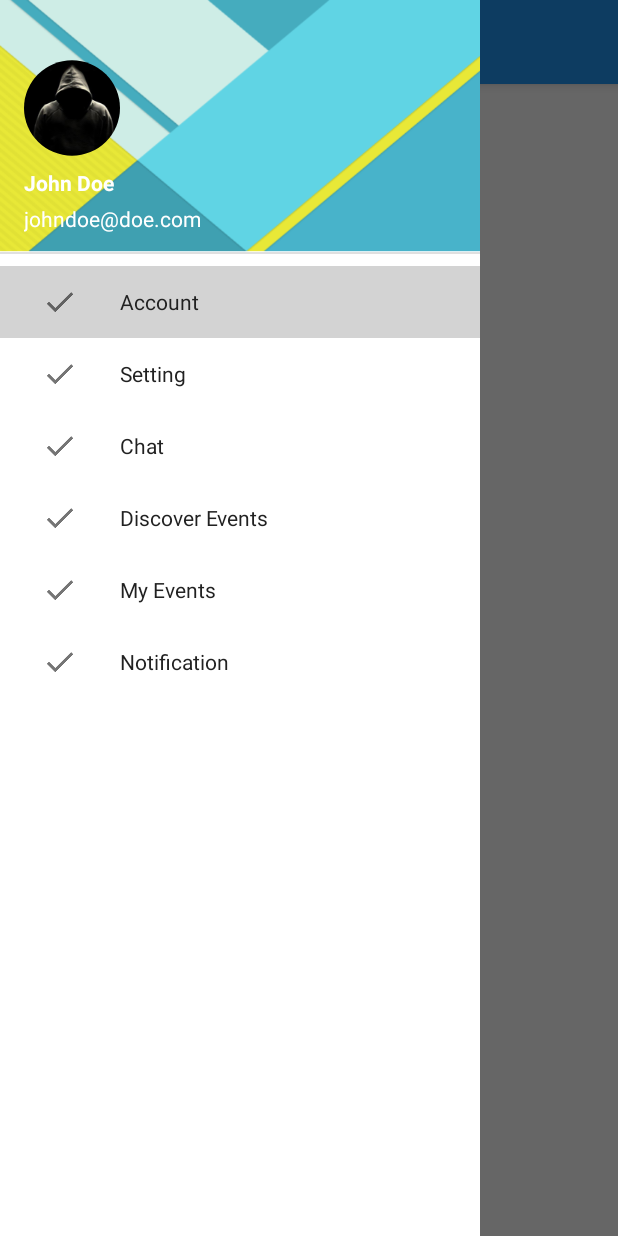
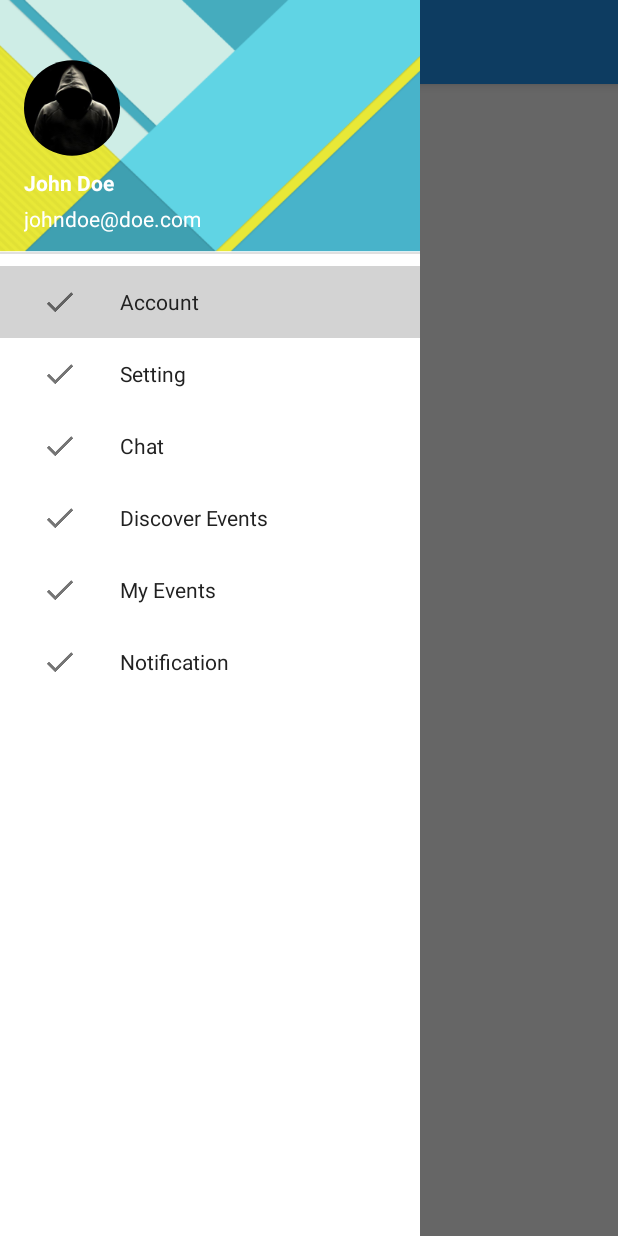
Before and after one commit to Gtee2311/MeetApp, an Android app: the screen it shows after launch (MainActivity), on a phone screen of 412 x 824 dp. Run offline under Robolectric (Android 15) with nearby library versions, the phone set to English and light mode, and no system bars.

```diff
--- a/app/build.gradle
+++ b/app/build.gradle
@@ -24,4 +24,5 @@ dependencies {
     compile 'com.android.support:appcompat-v7:22.2.0'
     compile 'com.android.support:support-v4:22.2.0'
     compile 'com.android.support:recyclerview-v7:22.2.0'
+    compile fileTree(dir: 'libs', include: 'Parse-*.jar')
 }
--- a/app/src/main/AndroidManifest.xml
+++ b/app/src/main/AndroidManifest.xml
@@ -1,6 +1,9 @@
 <?xml version="1.0" encoding="utf-8"?>
 <manifest xmlns:android="http://schemas.android.com/apk/res/android"
     package="com.gracetee.meetapp" >
+
+    <uses-permission android:name="android.permission.INTERNET" />
+    <uses-permission android:name="android.permission.ACCESS_NETWORK_STATE" />
 
     <application
         android:allowBackup="true"
--- a/app/src/main/res/values/dimens.xml
+++ b/app/src/main/res/values/dimens.xml
@@ -5,6 +5,6 @@
 
     <!-- Per the design guidelines, navigation drawers should be between 240dp and 320dp:
          https://developer.android.com/design/patterns/navigation-drawer.html -->
-    <dimen name="navigation_drawer_width">320dp</dimen>
+    <dimen name="navigation_drawer_width">280dp</dimen>
     <dimen name="toolbar_elevation">4dp</dimen>
 </resources>
```
Also changed, not shown: app/src/main/java/com/gracetee/meetapp/Meeterholic.java (added, +18 -0 lines), app/libs/Parse-1.9.2.jar (added), app/libs/bolts-android-1.2.0.jar (added), 1 other file.
